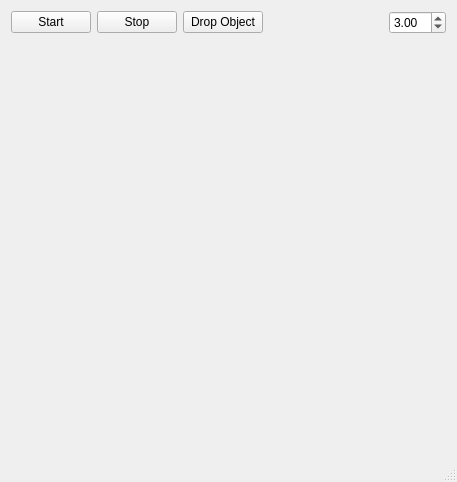
Above: Students/abhaysanand/3project/WaterFlowModel/mainwindow.ui from CourseReps/ECEN489-Fall2015 before the change. Below: the same form after it.
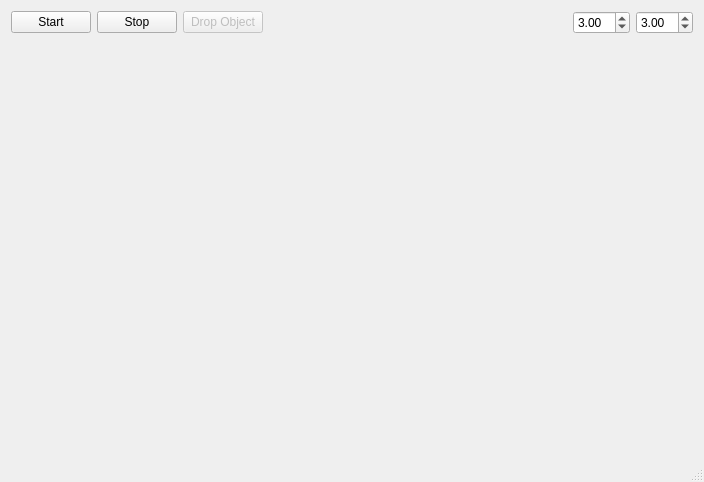
That is the form after the change.

Diff of the .ui file:
```diff
--- a/Students/abhaysanand/3project/WaterFlowModel/mainwindow.ui
+++ b/Students/abhaysanand/3project/WaterFlowModel/mainwindow.ui
@@ -6,7 +6,7 @@
    <rect>
     <x>0</x>
     <y>0</y>
-    <width>457</width>
+    <width>704</width>
     <height>482</height>
    </rect>
   </property>
@@ -15,38 +15,16 @@
   </property>
   <widget class="QWidget" name="centralWidget">
    <layout class="QGridLayout" name="gridLayout">
-    <item row="1" column="0" colspan="5">
-     <widget class="QWidget" name="widget" native="true"/>
-    </item>
-    <item row="0" column="4">
-     <widget class="QDoubleSpinBox" name="spinBox_setpoint">
-      <property name="minimum">
-       <double>2.000000000000000</double>
+    <item row="0" column="2">
+     <widget class="QPushButton" name="pushButton_drop">
+      <property name="enabled">
+       <bool>false</bool>
       </property>
-      <property name="maximum">
-       <double>15.000000000000000</double>
-      </property>
-      <property name="singleStep">
-       <double>0.500000000000000</double>
-      </property>
-      <property name="value">
-       <double>3.000000000000000</double>
+      <property name="text">
+       <string>Drop Object</string>
       </property>
      </widget>
     </item>
-    <item row="0" column="3">
-     <spacer name="horizontalSpacer">
-      <property name="orientation">
-       <enum>Qt::Horizontal</enum>
-      </property>
-      <property name="sizeHint" stdset="0">
-       <size>
-        <width>40</width>
-        <height>20</height>
-       </size>
-      </property>
-     </spacer>
-    </item>
     <item row="0" column="1">
      <widget class="QPushButton" name="pushButton_stop">
       <property name="text">
@@ -61,13 +39,76 @@
       </property>
      </widget>
     </item>
-    <item row="0" column="2">
-     <widget class="QPushButton" name="pushButton_drop">
-      <property name="text">
-       <string>Drop Object</string>
+    <item row="0" column="4">
+     <spacer name="horizontalSpacer">
+      <property name="orientation">
+       <enum>Qt::Horizontal</enum>
       </property>
+      <property name="sizeType">
+       <enum>QSizePolicy::Fixed</enum>
+      </property>
+      <property name="sizeHint" stdset="0">
+       <size>
+        <width>222</width>
+        <height>20</height>
+       </size>
+      </property>
+     </spacer>
+    </item>
+    <item row="0" column="3">
+     <spacer name="horizontalSpacer_4">
+      <property name="orientation">
+       <enum>Qt::Horizontal</enum>
+      </property>
+      <property name="sizeHint" stdset="0">
+       <size>
+        <width>40</width>
+        <height>20</height>
+       </size>
+      </property>
+     </spacer>
+    </item>
+    <item row="2" column="0" colspan="4">
+     <widget class="QWidget" name="widget" native="true"/>
+    </item>
+    <item row="0" column="5">
+     <widget class="QDoubleSpinBox" name="spinBox_setpoint">
+      <property name="enabled">
+       <bool>true</bool>
+      </property>
+      <property name="minimum">
+       <double>2.000000000000000</double>
+      </property>
+      <property name="maximum">
+       <double>15.000000000000000</double>
+      </property>
+      <property name="singleStep">
+       <double>0.500000000000000</double>
+      </property>
+      <property name="value">
+       <double>3.000000000000000</double>
+      </property>
      </widget>
     </item>
+    <item row="0" column="6">
+     <widget class="QDoubleSpinBox" name="spinBox_setpoint2">
+      <property name="minimum">
+       <double>2.000000000000000</double>
+      </property>
+      <property name="maximum">
+       <double>15.000000000000000</double>
+      </property>
+      <property name="singleStep">
+       <double>0.500000000000000</double>
+      </property>
+      <property name="value">
+       <double>3.000000000000000</double>
+      </property>
+     </widget>
+    </item>
+    <item row="2" column="4" colspan="3">
+     <widget class="QWidget" name="widget_2" native="true"/>
+    </item>
    </layout>
   </widget>
   <widget class="QStatusBar" name="statusBar"/>
```
